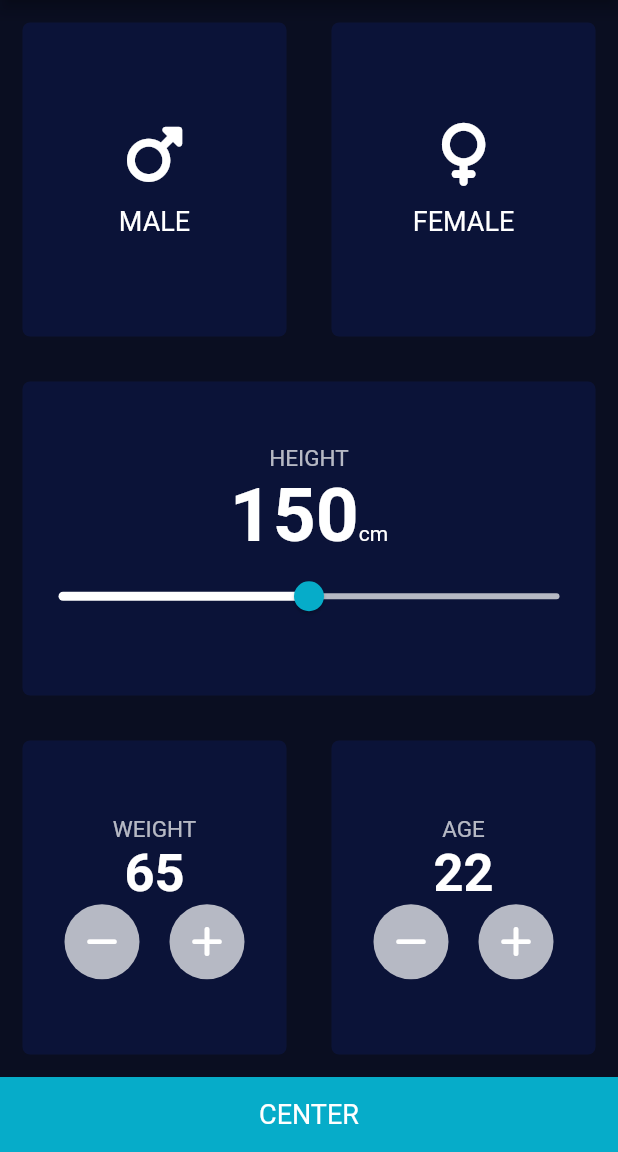
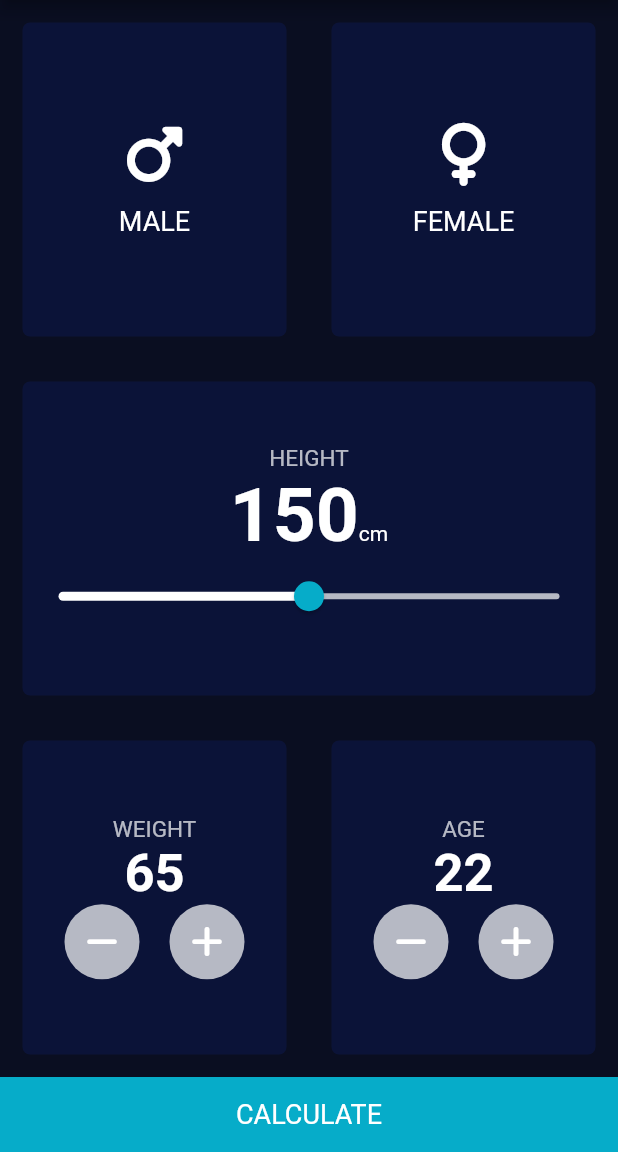
Before and after one commit to vidhi-s/BMI-calc, a Flutter app: the screen it shows after launch, on a phone screen of 412 x 824 dp, the part 84-1236 px from its top. Run offline on Flutter 3.47's test engine with Material 2 defaults, Android fonts, the phone set to English and light mode, and no system bars; our stand-ins replace font_awesome_flutter.

Commit message:
Final Commit

```diff
--- a/lib/homepage.dart
+++ b/lib/homepage.dart
@@ -211,7 +211,7 @@ class _HomepageState extends State<Homepage> {
           ]),
         ),
         bottombutton(
-          text: 'CENTER',
+          text: 'CALCULATE',
           onpressed: () {
             calculation calculate = calculation(height: height, weight: weight);
 
```
